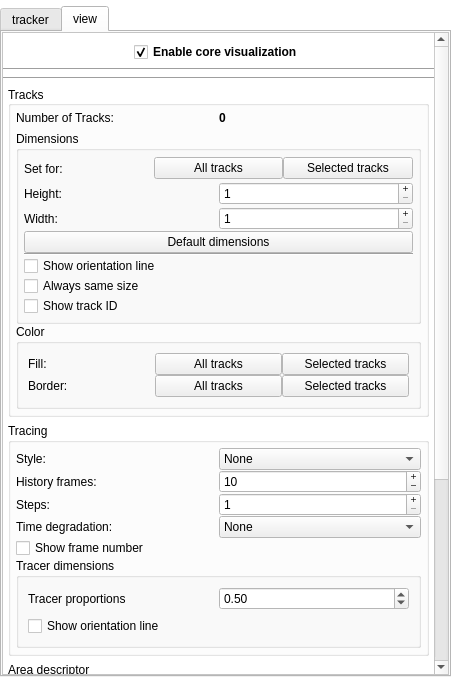
Old version of the form BioTracker/CoreApp/BioTracker/View/CoreParameterView.ui in the repository BioroboticsLab/biotracker_core.
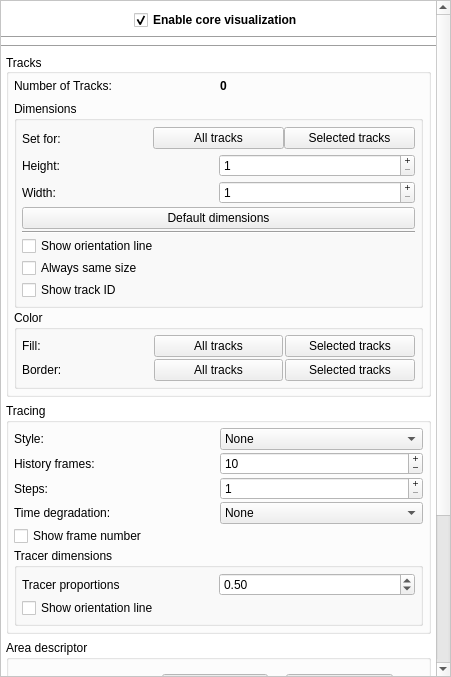
New version of the form.

Commit message: -moved video control buttons to separte toolbar in the bottom - switch buttton is now more generalized -  made parameter view neater

The edit to the form file:
```diff
--- a/BioTracker/CoreApp/BioTracker/View/CoreParameterView.ui
+++ b/BioTracker/CoreApp/BioTracker/View/CoreParameterView.ui
@@ -123,214 +123,6 @@
       <number>0</number>
      </property>
      <item>
-      <widget class="QScrollArea" name="scrollArea">
-       <property name="enabled">
-        <bool>true</bool>
-       </property>
-       <property name="sizePolicy">
-        <sizepolicy hsizetype="Expanding" vsizetype="Minimum">
-         <horstretch>0</horstretch>
-         <verstretch>0</verstretch>
-        </sizepolicy>
-       </property>
-       <property name="frameShape">
-        <enum>QFrame::NoFrame</enum>
-       </property>
-       <property name="frameShadow">
-        <enum>QFrame::Sunken</enum>
-       </property>
-       <property name="lineWidth">
-        <number>3</number>
-       </property>
-       <property name="sizeAdjustPolicy">
-        <enum>QAbstractScrollArea::AdjustToContents</enum>
-       </property>
-       <property name="widgetResizable">
-        <bool>true</bool>
-       </property>
-       <widget class="QWidget" name="scrollAreaWidgetContents">
-        <property name="geometry">
-         <rect>
-          <x>0</x>
-          <y>0</y>
-          <width>449</width>
-          <height>675</height>
-         </rect>
-        </property>
-        <property name="sizePolicy">
-         <sizepolicy hsizetype="Expanding" vsizetype="Expanding">
-          <horstretch>0</horstretch>
-          <verstretch>0</verstretch>
-         </sizepolicy>
-        </property>
-        <property name="palette">
-         <palette>
-          <active>
-           <colorrole role="Base">
-            <brush brushstyle="SolidPattern">
-             <color alpha="255">
-              <red>255</red>
-              <green>255</green>
-              <blue>255</blue>
-             </color>
-            </brush>
-           </colorrole>
-           <colorrole role="Window">
-            <brush brushstyle="SolidPattern">
-             <color alpha="255">
-              <red>255</red>
-              <green>255</green>
-              <blue>255</blue>
-             </color>
-            </brush>
-           </colorrole>
-          </active>
-          <inactive>
-           <colorrole role="Base">
-            <brush brushstyle="SolidPattern">
-             <color alpha="255">
-              <red>255</red>
-              <green>255</green>
-              <blue>255</blue>
-             </color>
-            </brush>
-           </colorrole>
-           <colorrole role="Window">
-            <brush brushstyle="SolidPattern">
-             <color alpha="255">
-              <red>255</red>
-              <green>255</green>
-              <blue>255</blue>
-             </color>
-            </brush>
-           </colorrole>
-          </inactive>
-          <disabled>
-           <colorrole role="Base">
-            <brush brushstyle="SolidPattern">
-             <color alpha="255">
-              <red>255</red>
-              <green>255</green>
-              <blue>255</blue>
-             </color>
-            </brush>
-           </colorrole>
-           <colorrole role="Window">
-            <brush brushstyle="SolidPattern">
-             <color alpha="255">
-              <red>255</red>
-              <green>255</green>
-              <blue>255</blue>
-             </color>
-            </brush>
-           </colorrole>
-          </disabled>
-         </palette>
-        </property>
-        <property name="autoFillBackground">
-         <bool>true</bool>
-        </property>
-        <layout class="QHBoxLayout" name="horizontalLayout_4">
-         <property name="spacing">
-          <number>0</number>
-         </property>
-         <property name="leftMargin">
-          <number>0</number>
-         </property>
-         <property name="topMargin">
-          <number>0</number>
-         </property>
-         <property name="rightMargin">
-          <number>0</number>
-         </property>
-         <property name="bottomMargin">
-          <number>0</number>
-         </property>
-         <item>
-          <layout class="QVBoxLayout" name="verticalLayout_4">
-           <property name="spacing">
-            <number>0</number>
-           </property>
-           <property name="sizeConstraint">
-            <enum>QLayout::SetNoConstraint</enum>
-           </property>
-           <property name="topMargin">
-            <number>6</number>
-           </property>
-           <item>
-            <widget class="QTabWidget" name="tabWidgetParameters">
-             <property name="toolTip">
-              <string/>
-             </property>
-             <property name="tabShape">
-              <enum>QTabWidget::Rounded</enum>
-             </property>
-             <property name="currentIndex">
-              <number>1</number>
-             </property>
-             <widget class="QWidget" name="tab_tracker">
-              <property name="sizePolicy">
-               <sizepolicy hsizetype="Expanding" vsizetype="Expanding">
-                <horstretch>0</horstretch>
-                <verstretch>0</verstretch>
-               </sizepolicy>
-              </property>
-              <property name="toolTip">
-               <string>Tracker parameter</string>
-              </property>
-              <attribute name="title">
-               <string>tracker</string>
-              </attribute>
-              <layout class="QHBoxLayout" name="horizontalLayout_7">
-               <property name="leftMargin">
-                <number>0</number>
-               </property>
-               <property name="topMargin">
-                <number>0</number>
-               </property>
-               <property name="rightMargin">
-                <number>0</number>
-               </property>
-               <property name="bottomMargin">
-                <number>0</number>
-               </property>
-              </layout>
-             </widget>
-             <widget class="QWidget" name="tab_view">
-              <property name="sizePolicy">
-               <sizepolicy hsizetype="Preferred" vsizetype="Minimum">
-                <horstretch>0</horstretch>
-                <verstretch>0</verstretch>
-               </sizepolicy>
-              </property>
-              <property name="toolTip">
-               <string>Visualization parameter</string>
-              </property>
-              <attribute name="title">
-               <string>view</string>
-              </attribute>
-              <layout class="QVBoxLayout" name="verticalLayout_7">
-               <property name="spacing">
-                <number>0</number>
-               </property>
-               <property name="leftMargin">
-                <number>0</number>
-               </property>
-               <property name="topMargin">
-                <number>0</number>
-               </property>
-               <property name="rightMargin">
-                <number>0</number>
-               </property>
-               <property name="bottomMargin">
-                <number>0</number>
-               </property>
-               <item>
-                <layout class="QVBoxLayout" name="verticalLayout">
-                 <property name="spacing">
-                  <number>3</number>
-                 </property>
-                 <item>
                   <widget class="QScrollArea" name="scrollArea_2">
                    <property name="sizePolicy">
                     <sizepolicy hsizetype="Preferred" vsizetype="Minimum">
@@ -360,9 +152,9 @@
                     <property name="geometry">
                      <rect>
                       <x>0</x>
-                      <y>0</y>
-                      <width>425</width>
-                      <height>911</height>
+          <y>-204</y>
+          <width>433</width>
+          <height>877</height>
                      </rect>
                     </property>
                     <property name="sizePolicy">
@@ -452,7 +244,7 @@
                            <height>0</height>
                           </size>
                          </property>
-                         <layout class="QVBoxLayout" name="verticalLayout_8">
+             <layout class="QVBoxLayout" name="widgetParameterLayout">
                           <property name="leftMargin">
                            <number>5</number>
                           </property>
@@ -487,7 +279,7 @@
                             </property>
                             <layout class="QVBoxLayout" name="verticalLayout_17">
                              <property name="spacing">
-                              <number>0</number>
+                  <number>2</number>
                              </property>
                              <property name="leftMargin">
                               <number>5</number>
@@ -547,7 +339,7 @@
                                </property>
                                <layout class="QVBoxLayout" name="verticalLayout_3">
                                 <property name="spacing">
-                                 <number>0</number>
+                     <number>2</number>
                                 </property>
                                 <property name="leftMargin">
                                  <number>5</number>
@@ -817,7 +609,19 @@
                                </property>
                                <layout class="QVBoxLayout" name="verticalLayout_19">
                                 <property name="spacing">
-                                 <number>0</number>
+                     <number>2</number>
+                    </property>
+                    <property name="leftMargin">
+                     <number>5</number>
+                    </property>
+                    <property name="topMargin">
+                     <number>5</number>
+                    </property>
+                    <property name="rightMargin">
+                     <number>5</number>
+                    </property>
+                    <property name="bottomMargin">
+                     <number>5</number>
                                 </property>
                                 <item>
                                  <layout class="QHBoxLayout" name="horizontalLayoutGroupBoxTracksColor">
@@ -906,7 +710,7 @@
                             </property>
                             <layout class="QVBoxLayout" name="verticalLayout_20">
                              <property name="spacing">
-                              <number>0</number>
+                  <number>2</number>
                              </property>
                              <property name="leftMargin">
                               <number>5</number>
@@ -1077,6 +881,21 @@
                                 <string>Tracer dimensions</string>
                                </property>
                                <layout class="QVBoxLayout" name="verticalLayout_21">
+                    <property name="spacing">
+                     <number>2</number>
+                    </property>
+                    <property name="leftMargin">
+                     <number>5</number>
+                    </property>
+                    <property name="topMargin">
+                     <number>5</number>
+                    </property>
+                    <property name="rightMargin">
+                     <number>5</number>
+                    </property>
+                    <property name="bottomMargin">
+                     <number>5</number>
+                    </property>
                                 <item>
                                  <widget class="QWidget" name="widgetTracerDimensions" native="true">
                                   <layout class="QVBoxLayout" name="verticalLayout_2">
@@ -1166,7 +985,7 @@
                             </property>
                             <layout class="QVBoxLayout" name="verticalLayout_22">
                              <property name="spacing">
-                              <number>0</number>
+                  <number>2</number>
                              </property>
                              <property name="leftMargin">
                               <number>5</number>
@@ -1315,7 +1134,7 @@
                             </property>
                             <layout class="QVBoxLayout" name="verticalLayout_23">
                              <property name="spacing">
-                              <number>0</number>
+                  <number>2</number>
                              </property>
                              <property name="sizeConstraint">
                               <enum>QLayout::SetDefaultConstraint</enum>
@@ -1361,16 +1180,6 @@
                             </layout>
                            </widget>
                           </item>
-                          <item>
-                           <widget class="QPushButton" name="pushButtonFinalizeExperiment">
-                            <property name="toolTip">
-                             <string>Save the tracking data to file and reset it</string>
-                            </property>
-                            <property name="text">
-                             <string>Finalize experiment</string>
-                            </property>
-                           </widget>
-                          </item>
                           <item>
                            <widget class="Line" name="line_2">
                             <property name="orientation">
@@ -1378,26 +1187,7 @@
                             </property>
                            </widget>
                           </item>
-                          <item>
-                           <widget class="QCheckBox" name="checkBoxExpertOptions">
-                            <property name="text">
-                             <string>Enable expert options</string>
-                            </property>
-                           </widget>
-                          </item>
-                         </layout>
-                        </widget>
-                       </item>
-                      </layout>
-                     </item>
-                    </layout>
-                   </widget>
-                  </widget>
-                 </item>
-                </layout>
-               </item>
-              </layout>
-             </widget>
+             </layout>
             </widget>
            </item>
           </layout>
```
Lines whose indentation alone changed are shown as unchanged. The commit also changes 15 other files.
